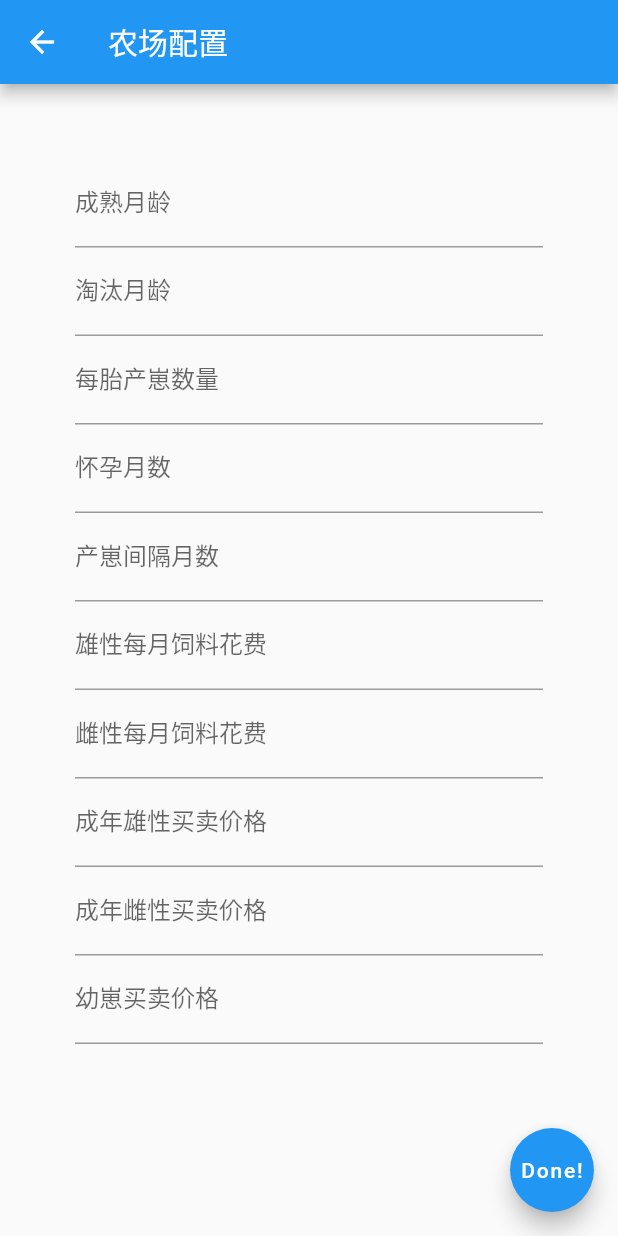
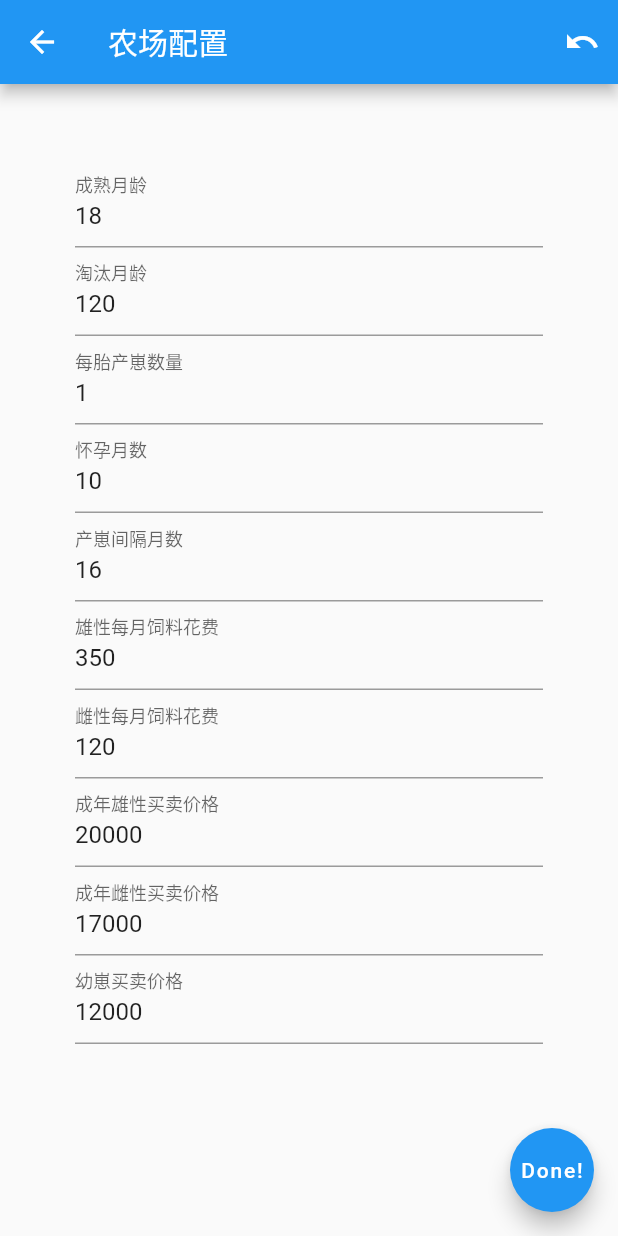
Before and after one commit to morezombie/FarmFlutter, a Flutter app: the screen it shows after launch, after a tap on the "add circle outline" icon, after a tap on the "settings" icon, on a phone screen of 412 x 824 dp. Run offline on Flutter 3.47's test engine with Material 2 defaults, Android fonts, the phone set to English and light mode, and no system bars.

Commit message:
Get front-end and back-end connected, model to debug

```diff
--- a/lib/calcPage.dart
+++ b/lib/calcPage.dart
@@ -27,7 +27,23 @@ class _InitiatorState extends State<Initiator> {
   final femaleNum = TextEditingController();
 
   var inputs = InputItems(
-      list: [BaseItem(genderStr: '公'), BaseItem(genderStr: '母')]);
+      list: List<BaseItem>(), keys: List<GlobalKey<_BaseItemState>>());
+
+  var model = Farm();
+
+  void makeInput(String genderStr) {
+    final key = GlobalKey<_BaseItemState>();
+    var item = BaseItem(key: key, genderStr: genderStr);
+    inputs.list.add(item);
+    inputs.keys.add(key);
+  }
+
+  @override
+  void initState() {
+    makeInput('公');
+    makeInput('母');
+    super.initState();
+  }
 
   @override
   void dispose() {
@@ -61,17 +77,13 @@ class _InitiatorState extends State<Initiator> {
           child: Center(child: inputs)),
       floatingActionButton: FloatingActionButton(
         onPressed: () {
-          return showDialog(
-              context: context,
-              builder: (context) {
-                return AlertDialog(
-                  content: Text("You sure he can have a sex at " +
-                      maleAge.text +
-                      "th month and she can give birth to a baby after another " +
-                      femaleAge.text +
-                      " months?"),
-                );
-              });
+          for (var key in inputs.keys) {
+            final num = int.parse(key.currentState.numController.text);
+            final age = int.parse(key.currentState.ageController.text);
+            final isMale = key.currentState.genderStr == '公';
+            model.addAnimal(isMale, age, num: num);
+          }
+          model.run(120);
         },
         child: Text("Go!"),
       ),
@@ -81,8 +93,9 @@ class _InitiatorState extends State<Initiator> {
 
 class InputItems extends StatefulWidget {
   final List<BaseItem> list;
+  final List<GlobalKey<_BaseItemState>> keys;
 
-  const InputItems({Key key, this.list}) : super(key: key);
+  const InputItems({Key key, this.list, this.keys}) : super(key: key);
 
   @override
   _InputItemsState createState() => _InputItemsState();
@@ -133,6 +146,8 @@ class BaseItem extends StatefulWidget {
 
 class _BaseItemState extends State<BaseItem> {
   var genderStr;
+  final ageController = TextEditingController();
+  final numController = TextEditingController();
 
   @override
   void initState() {
@@ -148,7 +163,7 @@ class _BaseItemState extends State<BaseItem> {
         Text(genderStr + "："),
         Flexible(
             child: TextField(
-          // controller: maleNum,
+          controller: ageController,
           decoration: InputDecoration(
             labelText: '月龄',
             enabledBorder: OutlineInputBorder(),
@@ -159,7 +174,7 @@ class _BaseItemState extends State<BaseItem> {
         Text('个月，'),
         Flexible(
             child: TextField(
-          // controller: maleNum,
+          controller: numController,
           decoration: InputDecoration(
             enabledBorder: OutlineInputBorder(),
             labelText: '数量',
--- a/lib/configPage.dart
+++ b/lib/configPage.dart
@@ -1,6 +1,6 @@
 import 'package:flutter/material.dart';
 import 'package:flutter/services.dart';
-import 'farmModel.dart';
+import 'farmConfig.dart';
 
 class ConfigPage extends StatelessWidget {
   @override
@@ -20,16 +20,24 @@ class ParamForm extends StatefulWidget {
 class _ParamFormState extends State<ParamForm> {
   // Create a text controller and use it to retrieve the current value
   // of the TextField.
-  final matureMonth = TextEditingController();
-  final maxKeepMonth = TextEditingController();
-  final carryMonth = TextEditingController();
-  final birthPeriodMonth = TextEditingController();
-  final numPerBirth = TextEditingController();
-  final maleMonthCost = TextEditingController();
-  final femaleMonthCost = TextEditingController();
-  final priceCub = TextEditingController();
-  final priceBigMale = TextEditingController();
-  final priceBigFemale = TextEditingController();
+  final matureMonth =
+      TextEditingController(text: config.maturedMonth.toString());
+  final maxKeepMonth =
+      TextEditingController(text: config.maxKeepingMonth.toString());
+  final numPerBirth =
+      TextEditingController(text: config.numPerBirth.toString());
+  final carryMonth = TextEditingController(text: config.carryMonth.toString());
+  final birthPeriodMonth =
+      TextEditingController(text: config.birthPeriodMonth.toString());
+  final femaleMonthCost =
+      TextEditingController(text: config.feedFemaleMonth.toString());
+  final maleMonthCost =
+      TextEditingController(text: config.feedMaleMonth.toString());
+  final priceBigMale =
+      TextEditingController(text: config.priceMaturedMale.toString());
+  final priceBigFemale =
+      TextEditingController(text: config.priceMaturedFemale.toString());
+  final priceCub = TextEditingController(text: config.priceCub.toString());
 
   @override
   void dispose() {
@@ -47,120 +55,89 @@ class _ParamFormState extends State<ParamForm> {
     super.dispose();
   }
 
+  Widget _makeContainer(var controller, String label) {
+    return Container(
+        child: TextField(
+      controller: controller,
+      decoration: InputDecoration(
+        labelText: label,
+      ),
+      inputFormatters: [FilteringTextInputFormatter.digitsOnly],
+      keyboardType: TextInputType.number,
+    ));
+  }
+
   @override
   Widget build(BuildContext context) {
     return Scaffold(
       appBar: AppBar(
         title: Text('农场配置'),
+        actions: <Widget>[
+          IconButton(
+              icon: Icon(Icons.undo_sharp),
+              tooltip: '',
+              onPressed: () {
+                return showDialog(
+                    context: context,
+                    builder: (context) {
+                      return AlertDialog(
+                        content: Text('重置所有参数？'),
+                        actions: <Widget>[
+                          FlatButton(
+                              onPressed: () => Navigator.pop(context, true),
+                              child: Text('确定')),
+                          TextButton(
+                              onPressed: () => Navigator.pop(context, false),
+                              child: Text('取消')),
+                        ],
+                      );
+                    }).then((confirm) {
+                  if (confirm == null) return;
+                  if (!confirm) return;
+                  setState(() {
+                    config.restore();
+                    matureMonth.text = config.maturedMonth.toString();
+                    maxKeepMonth.text = config.maxKeepingMonth.toString();
+                    numPerBirth.text = config.numPerBirth.toString();
+                    carryMonth.text = config.carryMonth.toString();
+                    birthPeriodMonth.text = config.birthPeriodMonth.toString();
+                    maleMonthCost.text = config.feedMaleMonth.toString();
+                    femaleMonthCost.text = config.feedFemaleMonth.toString();
+                    priceBigMale.text = config.priceMaturedMale.toString();
+                    priceBigFemale.text = config.priceMaturedFemale.toString();
+                    priceCub.text = config.priceCub.toString();
+                  });
+                });
+              })
+        ],
       ),
       body: Padding(
           padding: const EdgeInsets.all(50.0),
           child: Center(
               child: ListView(children: <Widget>[
-                Container(
-                    child: TextField(
-                      controller: matureMonth,
-                      decoration: InputDecoration(
-                        labelText: '成熟月龄',
-                      ),
-                      inputFormatters: [FilteringTextInputFormatter.digitsOnly],
-                      keyboardType: TextInputType.number,
-                    )),
-                Container(
-                    child: TextField(
-                      controller: maxKeepMonth,
-                      decoration: InputDecoration(
-                        labelText: '淘汰月龄',
-                      ),
-                      inputFormatters: [FilteringTextInputFormatter.digitsOnly],
-                      keyboardType: TextInputType.number,
-                    )),
-                Container(
-                    child: TextField(
-                      controller: numPerBirth,
-                      decoration: InputDecoration(
-                        labelText: '每胎产崽数量',
-                      ),
-                      inputFormatters: [FilteringTextInputFormatter.digitsOnly],
-                      keyboardType: TextInputType.number,
-                    )),
-                Container(
-                    child: TextField(
-                      controller: carryMonth,
-                      decoration: InputDecoration(
-                        labelText: '怀孕月数',
-                      ),
-                      inputFormatters: [FilteringTextInputFormatter.digitsOnly],
-                      keyboardType: TextInputType.number,
-                    )),
-                Container(
-                    child: TextField(
-                      controller: birthPeriodMonth,
-                      decoration: InputDecoration(
-                        labelText: '产崽间隔月数',
-                      ),
-                      inputFormatters: [FilteringTextInputFormatter.digitsOnly],
-                      keyboardType: TextInputType.number,
-                    )),
-                Container(
-                    child: TextField(
-                      controller: maleMonthCost,
-                      decoration: InputDecoration(
-                        labelText: '雄性每月饲料花费',
-                      ),
-                      inputFormatters: [FilteringTextInputFormatter.digitsOnly],
-                      keyboardType: TextInputType.number,
-                    )),
-                Container(
-                    child: TextField(
-                      controller: femaleMonthCost,
-                      decoration: InputDecoration(
-                        labelText: '雌性每月饲料花费',
-                      ),
-                      inputFormatters: [FilteringTextInputFormatter.digitsOnly],
-                      keyboardType: TextInputType.number,
-                    )),
-                Container(
-                    child: TextField(
-                      controller: priceBigMale,
-                      decoration: InputDecoration(
-                        labelText: '成年雄性买卖价格',
-                      ),
-                      inputFormatters: [FilteringTextInputFormatter.digitsOnly],
-                      keyboardType: TextInputType.number,
-                    )),
-                Container(
-                    child: TextField(
-                      controller: priceBigFemale,
-                      decoration: InputDecoration(
-                        labelText: '成年雌性买卖价格',
-                      ),
-                      inputFormatters: [FilteringTextInputFormatter.digitsOnly],
-                      keyboardType: TextInputType.number,
-                    )),
-                Container(
-                    child: TextField(
-                      controller: priceCub,
-                      decoration: InputDecoration(
-                        labelText: '幼崽买卖价格',
-                      ),
-                      inputFormatters: [FilteringTextInputFormatter.digitsOnly],
-                      keyboardType: TextInputType.number,
-                    )),
-              ]))),
+            _makeContainer(matureMonth, '成熟月龄'),
+            _makeContainer(maxKeepMonth, '淘汰月龄'),
+            _makeContainer(numPerBirth, '每胎产崽数量'),
+            _makeContainer(carryMonth, '怀孕月数'),
+            _makeContainer(birthPeriodMonth, '产崽间隔月数'),
+            _makeContainer(maleMonthCost, '雄性每月饲料花费'),
+            _makeContainer(femaleMonthCost, '雌性每月饲料花费'),
+            _makeContainer(priceBigMale, '成年雄性买卖价格'),
+            _makeContainer(priceBigFemale, '成年雌性买卖价格'),
+            _makeContainer(priceCub, '幼崽买卖价格'),
+          ]))),
       floatingActionButton: FloatingActionButton(
         onPressed: () {
-          return showDialog(
-              context: context,
-              builder: (context) {
-                return AlertDialog(
-                  content: Text("You sure he can have a sex at " +
-                      matureMonth.text +
-                      "th month and she can give birth to a baby after another " +
-                      carryMonth.text +
-                      " months?"),
-                );
-              });
+          config.maturedMonth = int.parse(matureMonth.text);
+          config.maxKeepingMonth = int.parse(maxKeepMonth.text);
+          config.numPerBirth = int.parse(numPerBirth.text);
+          config.carryMonth = int.parse(carryMonth.text);
+          config.birthPeriodMonth = int.parse(birthPeriodMonth.text);
+          config.feedMaleMonth = int.parse(maleMonthCost.text);
+          config.feedFemaleMonth = int.parse(femaleMonthCost.text);
+          config.priceMaturedFemale = int.parse(priceBigFemale.text);
+          config.priceMaturedMale = int.parse(priceBigMale.text);
+          config.priceCub = int.parse(priceCub.text);
         },
         child: Text("Done!"),
       ),
--- a/lib/farmConfig.dart
+++ b/lib/farmConfig.dart
@@ -1,13 +1,28 @@
 // market and bio parameters
 class FarmConfig {
-  final maturedMonth = 18; // 成熟月龄
-  final birthPeriodMonth = 16; // 产崽间隔月数
-  final carryMonth = 10; // 怀孕月数
-  final numPerBirth = 1; // 每胎产崽数量
-  final feedFemaleMonth = 120; // 成年雌性每月饲料花费
-  final feedMaleMonth = 350; // 成年雄性每月饲料花费
-  final priceMaturedMale = 20000; // 成年雄性每头买/卖价格
-  final priceMaturedFemale = 17000; // 成年雌性每头买/卖价格
-  final priceCub = 12000; // 幼崽每头买/卖价格
-  final maxKeepingMonth = 120; // 淘汰月龄
+  var maturedMonth = 18; // 成熟月龄
+  var birthPeriodMonth = 16; // 产崽间隔月数
+  var carryMonth = 10; // 怀孕月数
+  var numPerBirth = 1; // 每胎产崽数量
+  var feedFemaleMonth = 120; // 成年雌性每月饲料花费
+  var feedMaleMonth = 350; // 成年雄性每月饲料花费
+  var priceMaturedMale = 20000; // 成年雄性每头买/卖价格
+  var priceMaturedFemale = 17000; // 成年雌性每头买/卖价格
+  var priceCub = 12000; // 幼崽每头买/卖价格
+  var maxKeepingMonth = 120; // 淘汰月龄
+
+  void restore() {
+    maturedMonth = 18;
+    birthPeriodMonth = 16;
+    carryMonth = 10;
+    numPerBirth = 1;
+    feedFemaleMonth = 120;
+    feedMaleMonth = 350;
+    priceMaturedMale = 20000;
+    priceMaturedFemale = 17000;
+    priceCub = 12000;
+    maxKeepingMonth = 120;
+  }
 }
+
+var config = FarmConfig();
```
Also changed, not shown: lib/farmModel.dart (+20 -20 lines).
